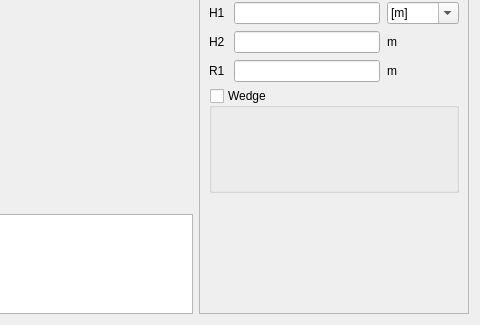
Old version of the form pyleecan/GUI/Dialog/DMachineSetup/SWSlot/PWSlot11/PWSlot11.ui in the repository Eomys/pyleecan; both pictures show x 444 to 924 and y 190 to 515 of the 924 by 515 pixel window.
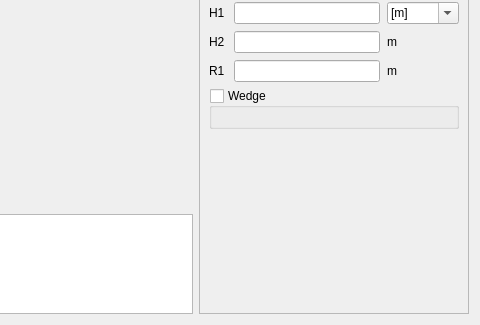
New version of the form. Icons and pictures are not drawn. Custom widgets are drawn as their Qt base class.

Commit message: [CC] Adding missing spacer

What changed in the file:
```diff
--- a/pyleecan/GUI/Dialog/DMachineSetup/SWSlot/PWSlot11/PWSlot11.ui
+++ b/pyleecan/GUI/Dialog/DMachineSetup/SWSlot/PWSlot11/PWSlot11.ui
@@ -298,6 +298,19 @@
          </layout>
         </widget>
        </item>
+       <item>
+        <spacer name="verticalSpacer">
+         <property name="orientation">
+          <enum>Qt::Vertical</enum>
+         </property>
+         <property name="sizeHint" stdset="0">
+          <size>
+           <width>20</width>
+           <height>40</height>
+          </size>
+         </property>
+        </spacer>
+       </item>
        <item>
         <widget class="WWSlotOut" name="w_out" native="true"/>
        </item>
```
The commit also changes 1 other file.
